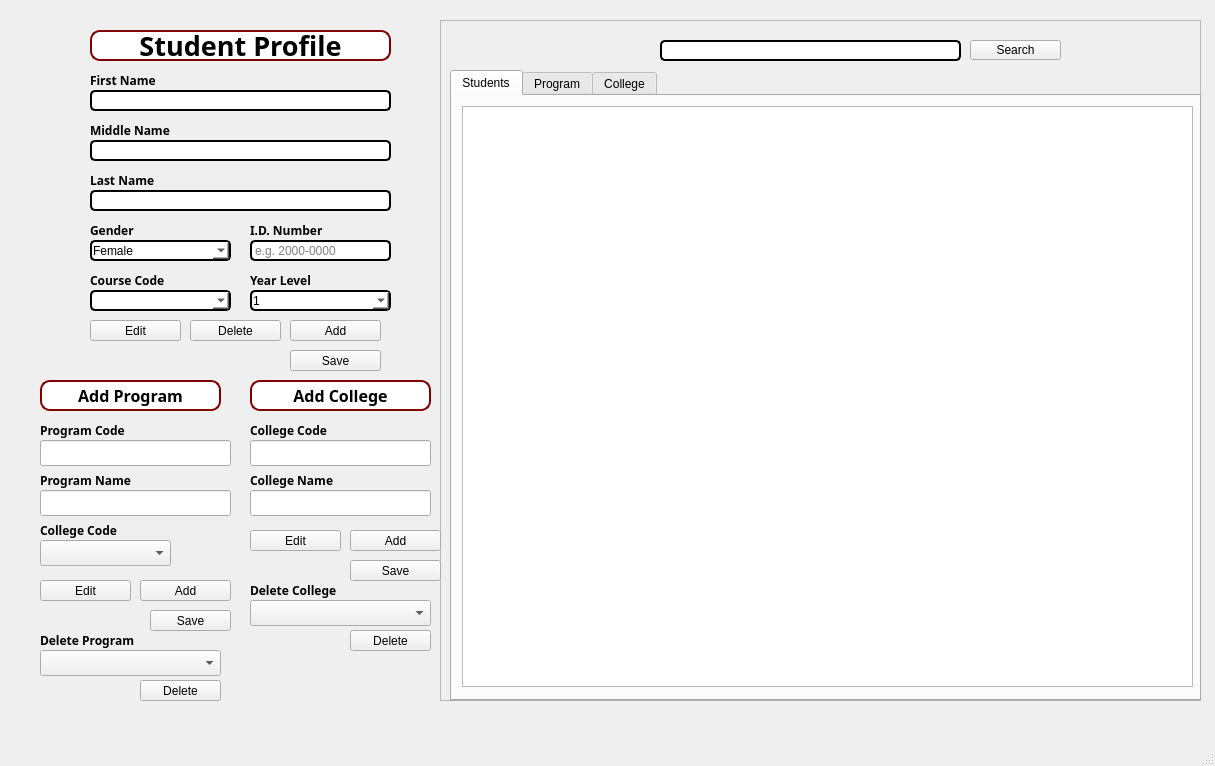
First picture: the form in mainwindow.ui, repository Kris2103/CCC151-CSV, before the edit.
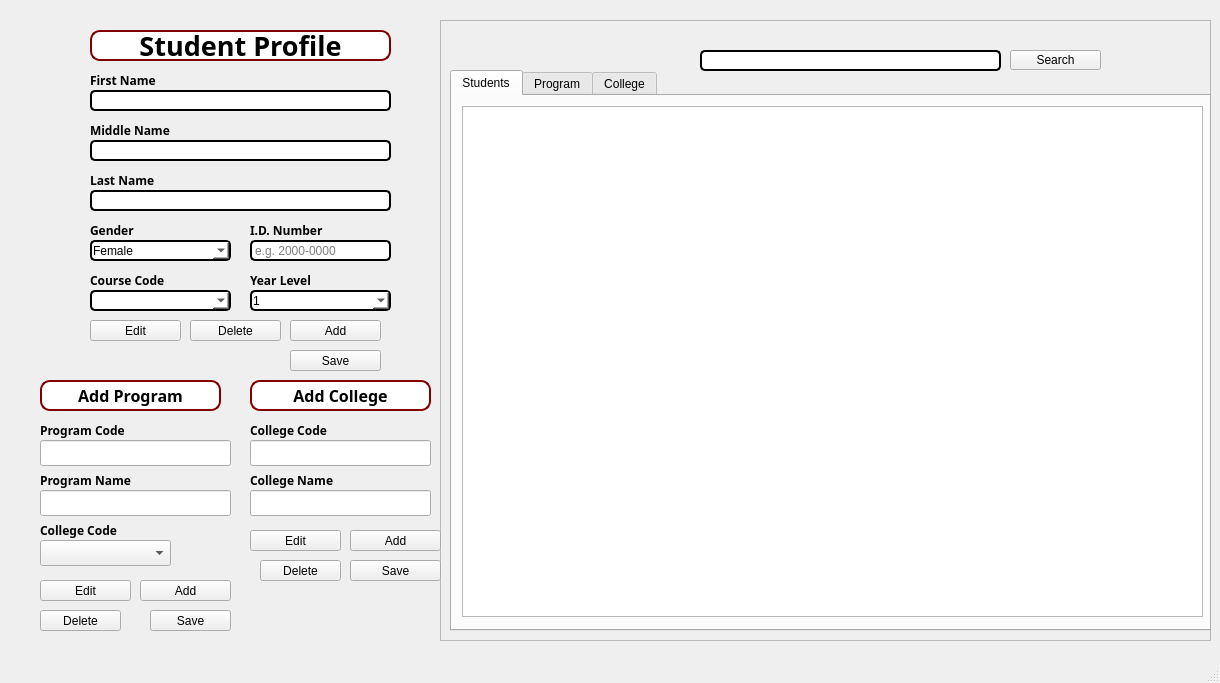
Second picture: the form after the edit. The open tabs and pages were chosen to show the change.

```diff
--- a/mainwindow.ui
+++ b/mainwindow.ui
@@ -6,8 +6,8 @@
    <rect>
     <x>0</x>
     <y>0</y>
-    <width>1215</width>
-    <height>766</height>
+    <width>1220</width>
+    <height>683</height>
    </rect>
   </property>
   <property name="windowTitle">
@@ -468,8 +468,8 @@
      <rect>
       <x>440</x>
       <y>20</y>
-      <width>761</width>
-      <height>681</height>
+      <width>771</width>
+      <height>621</height>
      </rect>
     </property>
     <property name="frameShape">
@@ -481,8 +481,8 @@
     <widget class="QLineEdit" name="SearchLine">
      <property name="geometry">
       <rect>
-       <x>220</x>
-       <y>20</y>
+       <x>260</x>
+       <y>30</y>
        <width>301</width>
        <height>21</height>
       </rect>
@@ -504,8 +504,8 @@
     <widget class="QPushButton" name="Search">
      <property name="geometry">
       <rect>
-       <x>530</x>
-       <y>20</y>
+       <x>570</x>
+       <y>30</y>
        <width>91</width>
        <height>20</height>
       </rect>
@@ -542,8 +542,8 @@
       <rect>
        <x>10</x>
        <y>50</y>
-       <width>751</width>
-       <height>631</height>
+       <width>761</width>
+       <height>561</height>
       </rect>
      </property>
      <property name="styleSheet">
@@ -561,8 +561,8 @@
         <rect>
          <x>10</x>
          <y>10</y>
-         <width>731</width>
-         <height>581</height>
+         <width>741</width>
+         <height>511</height>
         </rect>
        </property>
       </widget>
@@ -998,66 +998,6 @@
      <string>Save</string>
     </property>
    </widget>
-   <widget class="QComboBox" name="DeleteProgramCombobox">
-    <property name="geometry">
-     <rect>
-      <x>40</x>
-      <y>650</y>
-      <width>181</width>
-      <height>26</height>
-     </rect>
-    </property>
-   </widget>
-   <widget class="QLabel" name="FirstName_7">
-    <property name="geometry">
-     <rect>
-      <x>40</x>
-      <y>630</y>
-      <width>131</width>
-      <height>20</height>
-     </rect>
-    </property>
-    <property name="font">
-     <font>
-      <family>Rockwell</family>
-      <italic>false</italic>
-      <bold>true</bold>
-     </font>
-    </property>
-    <property name="text">
-     <string>Delete Program</string>
-    </property>
-   </widget>
-   <widget class="QComboBox" name="DeleteCollegeComboBox">
-    <property name="geometry">
-     <rect>
-      <x>250</x>
-      <y>600</y>
-      <width>181</width>
-      <height>26</height>
-     </rect>
-    </property>
-   </widget>
-   <widget class="QLabel" name="FirstName_8">
-    <property name="geometry">
-     <rect>
-      <x>250</x>
-      <y>580</y>
-      <width>131</width>
-      <height>20</height>
-     </rect>
-    </property>
-    <property name="font">
-     <font>
-      <family>Rockwell</family>
-      <italic>false</italic>
-      <bold>true</bold>
-     </font>
-    </property>
-    <property name="text">
-     <string>Delete College</string>
-    </property>
-   </widget>
    <widget class="QLineEdit" name="CollegeCodeLine">
     <property name="geometry">
      <rect>
@@ -1071,8 +1011,8 @@
    <widget class="QPushButton" name="DeleteProgram">
     <property name="geometry">
      <rect>
-      <x>140</x>
-      <y>680</y>
+      <x>40</x>
+      <y>610</y>
       <width>81</width>
       <height>21</height>
      </rect>
@@ -1091,8 +1031,8 @@
    <widget class="QPushButton" name="DeleteCollege">
     <property name="geometry">
      <rect>
-      <x>350</x>
-      <y>630</y>
+      <x>260</x>
+      <y>560</y>
       <width>81</width>
       <height>21</height>
      </rect>
```
Left out of the diff: 12 changed lines with no effect on the pictures.
